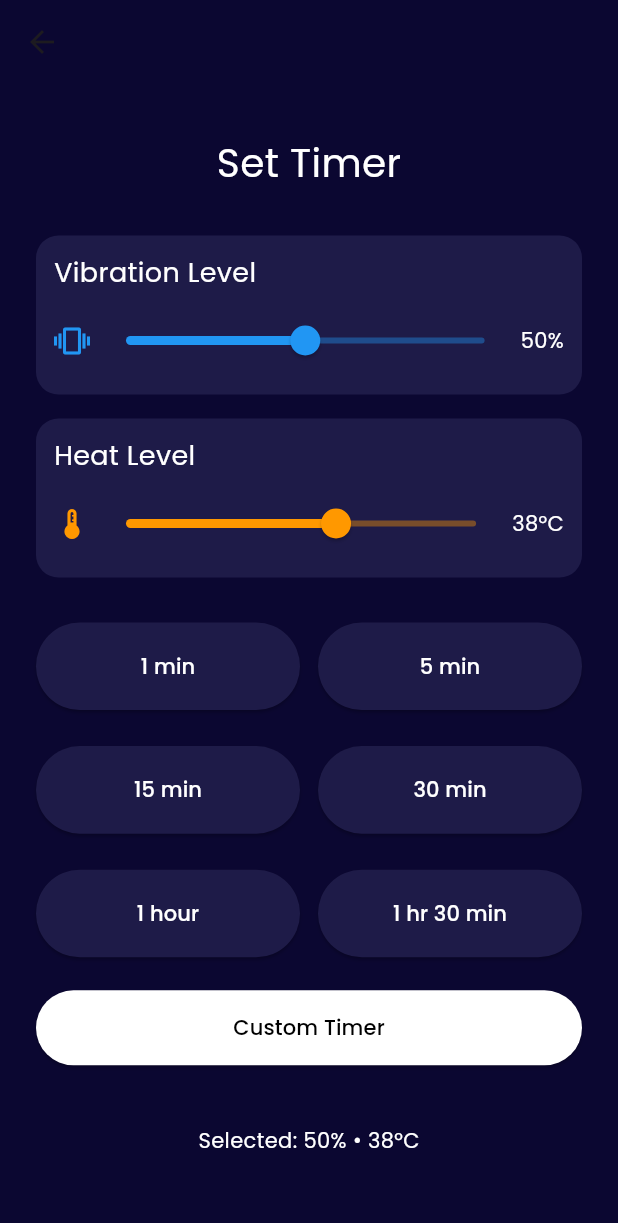
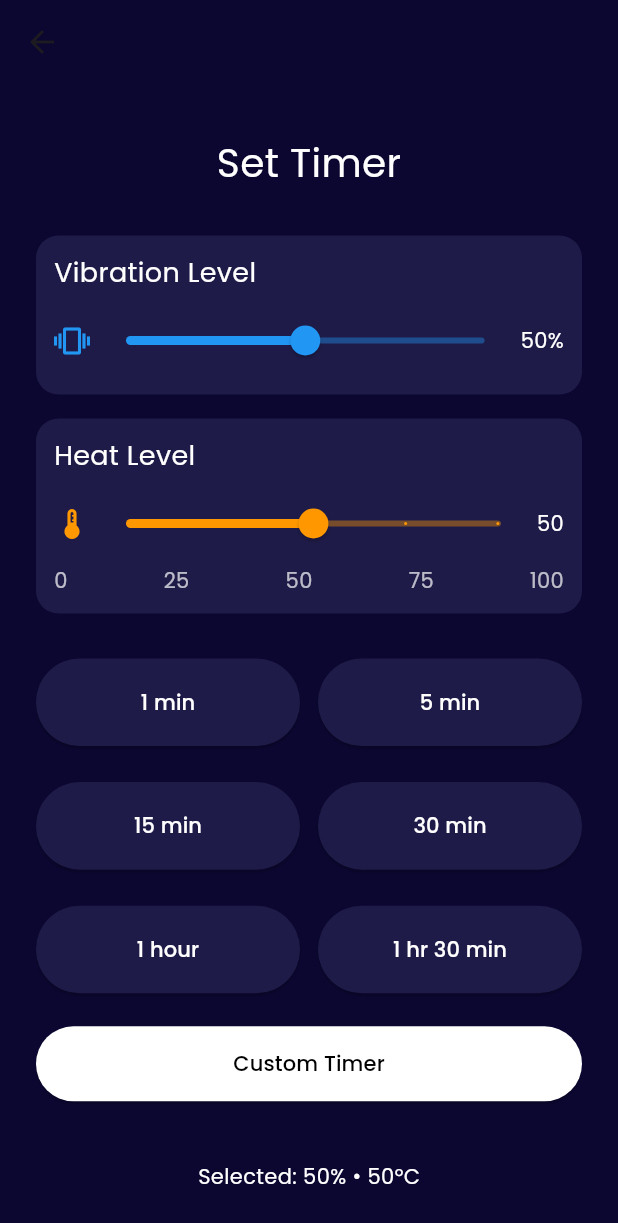
Before and after one commit to JeremyBarcebal/ComfortNap, a Flutter app: the screen it shows after launch, after a tap on "Set Timer", on a phone screen of 412 x 824 dp. Shown: the top 1223 px of the screen. Run offline on Flutter 3.47's test engine with Material 3 defaults, Android fonts, the phone set to English and light mode, and no system bars; our stand-ins replace audioplayers, cloud_firestore, firebase_core, firebase_database, fl_chart, flutter_blue_plus and 3 more; accounts and stored records are empty.

Commit message:
Changes in the Heat Level Card, adding new data values on the card

```diff
--- a/lib/SetTimerScreen.dart
+++ b/lib/SetTimerScreen.dart
@@ -3,7 +3,6 @@ import 'package:google_fonts/google_fonts.dart';
 import 'package:cloud_firestore/cloud_firestore.dart';
 import 'ble_man.dart';
 import 'dart:async';
-import 'dart:ui';
 
 class SetTimerScreen extends StatefulWidget {
   const SetTimerScreen({super.key});
@@ -14,8 +13,23 @@ class SetTimerScreen extends StatefulWidget {
 
 class _SetTimerScreenState extends State<SetTimerScreen> {
   double selectedLevel = 0.5;
-  double heatLevel = 38.0; // °C, matches the range used on the home screen
+  double heatLevel = 50.0;
   bool isLocked = false;
+
+  static const List<double> _heatLevels = [0.0, 25.0, 50.0, 75.0, 100.0];
+
+  double _snapHeatLevel(double value) {
+    double closest = _heatLevels.first;
+
+    for (final level in _heatLevels.skip(1)) {
+      if ((value - level).abs() < (value - closest).abs()) {
+        closest = level;
+      }
+    }
+
+    return closest;
+  }
+
   int remainingSeconds = 0;
   Timer? countdownTimer;
   Timer? autoFinishTimer; // cancellable replacement for the old Future.delayed
@@ -73,6 +87,7 @@ class _SetTimerScreenState extends State<SetTimerScreen> {
     await BLEManager.instance.send("ON");
     await Future.delayed(const Duration(milliseconds: 200));
     await BLEManager.instance.send("VIB:${levelPercent}");
+    await BLEManager.instance.send("HEAT:${heatLevel.round()}");
     countdownTimer?.cancel();
 
     countdownTimer = Timer.periodic(const Duration(seconds: 1), (timer) {
@@ -327,28 +342,43 @@ class _SetTimerScreenState extends State<SetTimerScreen> {
               Expanded(
                 child: Slider(
                   value: heatLevel,
-                  min: 20,
-                  max: 50,
+                  min: 0,
+                  max: 100,
+                  divisions: 4,
                   activeColor: Colors.orange,
                   inactiveColor: Colors.orange.withValues(alpha: 0.4),
-
-                  // Only stored as metadata for now — the ESP32 firmware's
-                  // HEAT_ON/HEAT_OFF commands don't support a temperature
-                  // level yet, same as the home-screen heat slider.
                   onChanged: isLocked
                       ? null
-                      : (val) {
+                      : (val) async {
+                          final selectedHeat = _snapHeatLevel(val);
                           setState(() {
-                            heatLevel = val;
+                            heatLevel = selectedHeat;
                           });
+
+                          if (BLEManager.instance.connected) {
+                            await BLEManager.instance.send(
+                              "HEAT:${selectedHeat.round()}",
+                            );
+                          }
                         },
                 ),
               ),
 
               Text(
-                "${heatLevel.round()}°C",
+                "${heatLevel.round()}",
                 style: GoogleFonts.poppins(color: Colors.white),
               ),
+            ],
+          ),
+          const SizedBox(height: 4),
+          Row(
+            mainAxisAlignment: MainAxisAlignment.spaceBetween,
+            children: const [
+              Text("0", style: TextStyle(color: Colors.white70)),
+              Text("25", style: TextStyle(color: Colors.white70)),
+              Text("50", style: TextStyle(color: Colors.white70)),
+              Text("75", style: TextStyle(color: Colors.white70)),
+              Text("100", style: TextStyle(color: Colors.white70)),
             ],
           ),
         ],
--- a/lib/main.dart
+++ b/lib/main.dart
@@ -47,8 +47,24 @@ class ComfortNapScreen extends StatefulWidget {
 
 class _ComfortNapScreenState extends State<ComfortNapScreen> {
   double vibrationLevel = 0.6;
-  double heatLevel = 38.0;
+  double heatLevel = 50.0;
+  double pillowTemperature = 0.0;
+  bool hasPillowTemperature = false;
   double musicVolume = 0.6;
+
+  static const List<double> _heatLevels = [0.0, 25.0, 50.0, 75.0, 100.0];
+
+  double _snapHeatLevel(double value) {
+    double closest = _heatLevels.first;
+
+    for (final level in _heatLevels.skip(1)) {
+      if ((value - level).abs() < (value - closest).abs()) {
+        closest = level;
+      }
+    }
+
+    return closest;
+  }
 
   bool bleConnected = false;
 
@@ -77,6 +93,16 @@ class _ComfortNapScreenState extends State<ComfortNapScreen> {
       if (mounted) {
         setState(() {
           bleConnected = isConnected;
+        });
+      }
+    });
+
+    // ================= PILLOW TEMP STREAM =================
+    BLEManager.instance.temperatureStream.listen((temp) {
+      if (mounted) {
+        setState(() {
+          pillowTemperature = temp;
+          hasPillowTemperature = true;
         });
       }
     });
@@ -359,19 +385,84 @@ class _ComfortNapScreenState extends State<ComfortNapScreen> {
                 const SizedBox(height: 16),
 
                 // ================= HEAT =================
-                _buildSliderTile(
-                  title: "Heat Level",
-                  icon: Icons.thermostat,
-                  color: Colors.orange,
-                  value: heatLevel,
-                  min: 20,
-                  max: 50,
-                  label: "${heatLevel.round()}°C",
-                  onChanged: (val) {
-                    setState(() {
-                      heatLevel = val;
-                    });
-                  },
+                Container(
+                  padding: const EdgeInsets.all(12),
+                  decoration: BoxDecoration(
+                    color: const Color(0xFF1E1B48),
+                    borderRadius: BorderRadius.circular(15),
+                  ),
+                  child: Column(
+                    crossAxisAlignment: CrossAxisAlignment.start,
+                    children: [
+                      Row(
+                        mainAxisAlignment: MainAxisAlignment.spaceBetween,
+                        children: [
+                          Text(
+                            "Heat Level",
+                            style: GoogleFonts.poppins(
+                              color: Colors.white,
+                              fontSize: 18,
+                            ),
+                          ),
+                          Text(
+                            hasPillowTemperature
+                                ? "Pillow ${pillowTemperature.toStringAsFixed(1)}°C"
+                                : "Pillow --°C",
+                            style: GoogleFonts.poppins(
+                              color: Colors.orangeAccent,
+                              fontSize: 14,
+                              fontWeight: FontWeight.w600,
+                            ),
+                          ),
+                        ],
+                      ),
+                      const SizedBox(height: 8),
+                      Row(
+                        children: [
+                          const Icon(Icons.thermostat, color: Colors.orange),
+                          Expanded(
+                            child: Slider(
+                              value: heatLevel,
+                              min: 0,
+                              max: 100,
+                              divisions: 4,
+                              activeColor: Colors.orange,
+                              inactiveColor: Colors.orange.withValues(
+                                alpha: 0.4,
+                              ),
+                              onChanged: (val) async {
+                                final selectedHeat = _snapHeatLevel(val);
+                                setState(() {
+                                  heatLevel = selectedHeat;
+                                });
+
+                                if (BLEManager.instance.connected) {
+                                  await BLEManager.instance.send(
+                                    "HEAT:${selectedHeat.round()}",
+                                  );
+                                }
+                              },
+                            ),
+                          ),
+                          Text(
+                            "${heatLevel.round()}",
+                            style: GoogleFonts.poppins(color: Colors.white),
+                          ),
+                        ],
+                      ),
+                      const SizedBox(height: 4),
+                      Row(
+                        mainAxisAlignment: MainAxisAlignment.spaceBetween,
+                        children: const [
+                          Text("0%", style: TextStyle(color: Colors.white70)),
+                          Text("25%", style: TextStyle(color: Colors.white70)),
+                          Text("50%", style: TextStyle(color: Colors.white70)),
+                          Text("75%", style: TextStyle(color: Colors.white70)),
+                          Text("100%", style: TextStyle(color: Colors.white70)),
+                        ],
+                      ),
+                    ],
+                  ),
                 ),
 
                 const SizedBox(height: 16),
@@ -533,6 +624,9 @@ class _ComfortNapScreenState extends State<ComfortNapScreen> {
                       sessionStartTime = DateTime.now();
 
                       await BLEManager.instance.send("ON");
+                      await BLEManager.instance.send(
+                        "HEAT:${heatLevel.round()}",
+                      );
 
                       final docRef = await FirebaseFirestore.instance
                           .collection("vibrator_logs")
@@ -750,53 +844,4 @@ class _ComfortNapScreenState extends State<ComfortNapScreen> {
       ),
     );
   }
-
-  Widget _buildSliderTile({
-    required String title,
-    required IconData icon,
-    required Color color,
-    required double value,
-    required double min,
-    required double max,
-    required String label,
-    required Function(double) onChanged,
-  }) {
-    return Container(
-      padding: const EdgeInsets.all(12),
-      decoration: BoxDecoration(
-        color: const Color(0xFF1E1B48),
-        borderRadius: BorderRadius.circular(15),
-      ),
-      child: Column(
-        crossAxisAlignment: CrossAxisAlignment.start,
-        children: [
-          Text(
-            title,
-            style: GoogleFonts.poppins(color: Colors.white, fontSize: 18),
-          ),
-
-          const SizedBox(height: 8),
-
-          Row(
-            children: [
-              Icon(icon, color: color),
-
-              Expanded(
-                child: Slider(
-                  value: value,
-                  min: min,
-                  max: max,
-                  activeColor: color,
-                  inactiveColor: color.withValues(alpha: 0.4),
-                  onChanged: onChanged,
-                ),
-              ),
-
-              Text(label, style: GoogleFonts.poppins(color: Colors.white)),
-            ],
-          ),
-        ],
-      ),
-    );
-  }
 }
```
Also changed, not shown: lib/ble_man.dart (+17 -1 lines).
